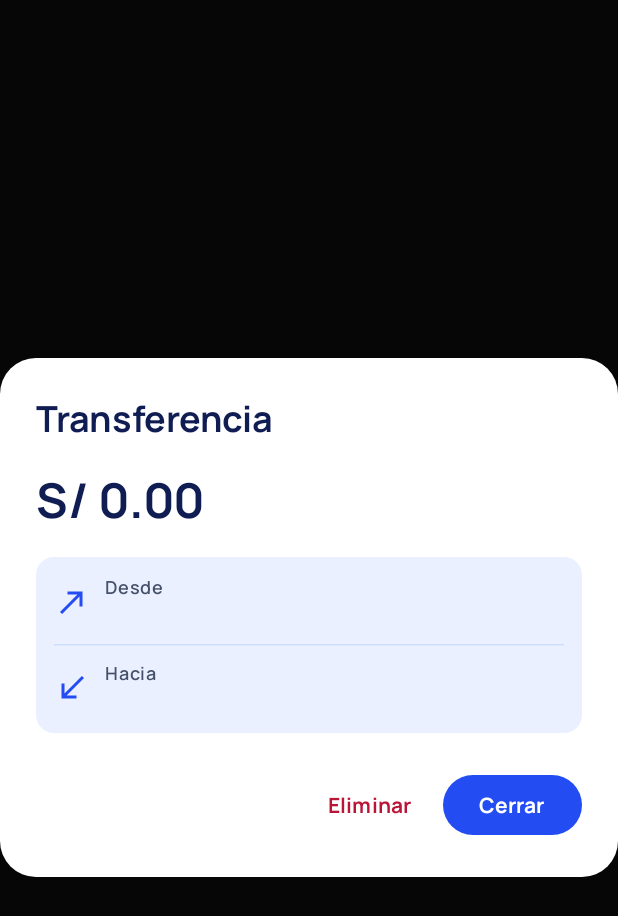
After one commit to Yhon-26/Franca_app, an Android app built with Jetpack Compose: the composable TransferDetailDialog called with empty values, on a phone screen of 412 x 824 dp. The commit adds this screen. Shown: the top 916 px of the screen. Run offline under Robolectric (Android 15) with nearby library versions, the phone set to English and light mode, and no system bars; 2 statements that could not run were skipped.

Commit message:
Rediseña la revisión BCP y el detalle de transferencias

```diff
--- a/app/src/main/AndroidManifest.xml
+++ b/app/src/main/AndroidManifest.xml
@@ -22,11 +22,12 @@
         </activity>
         <activity
             android:name=".receipts.BcpMailReviewActivity"
+            android:theme="@style/Theme.Franca.PaymentReview"
             android:exported="false"
             android:windowSoftInputMode="adjustResize" />
         <activity
             android:name=".notifications.YapeReviewActivity"
-            android:theme="@style/Theme.Franca.YapeReview"
+            android:theme="@style/Theme.Franca.PaymentReview"
             android:exported="false"
             android:windowSoftInputMode="adjustResize" />
         <!-- Android's notification player reads only the built-in tone files from this provider. -->
--- a/app/src/main/java/com/grafito/finanzas/ui/components/CategorySelector.kt
+++ b/app/src/main/java/com/grafito/finanzas/ui/components/CategorySelector.kt
@@ -31,7 +31,6 @@ import androidx.compose.ui.text.input.ImeAction
 import androidx.compose.ui.unit.dp
 import com.grafito.finanzas.data.CategoryEntity
 import com.grafito.finanzas.data.categoryNameKey
-import com.grafito.finanzas.ui.theme.Graphite
 import java.text.Collator
 import java.util.Locale
 
@@ -59,7 +58,7 @@ internal fun CategorySelector(
     BackHandler(enabled = expanded && enabled) { collapse() }
 
     Column(Modifier.fillMaxWidth(), verticalArrangement = Arrangement.spacedBy(6.dp)) {
-        Text("Categoría (opcional)", style = MaterialTheme.typography.labelLarge, color = Graphite.Secondary)
+        Text("Categoría (opcional)", style = MaterialTheme.typography.labelLarge, color = MaterialTheme.colorScheme.onSurfaceVariant)
         OutlinedButton(
             onClick = {
                 if (expanded) collapse()
@@ -74,7 +73,7 @@ internal fun CategorySelector(
                 stateDescription = if (expanded) "Expandida" else "Contraída"
             },
             shape = MaterialTheme.shapes.small,
-            colors = ButtonDefaults.outlinedButtonColors(contentColor = Graphite.Primary),
+            colors = ButtonDefaults.outlinedButtonColors(contentColor = MaterialTheme.colorScheme.onSurface),
             contentPadding = PaddingValues(horizontal = 12.dp, vertical = 8.dp)
         ) {
             Icon(current?.let(::categoryIcon) ?: Icons.Outlined.Category, null, Modifier.size(20.dp))
--- /dev/null
+++ b/app/src/main/java/com/grafito/finanzas/ui/components/TransferDetailDialog.kt
@@ -0,0 +1,96 @@
+package com.grafito.finanzas.ui.components
+
+import androidx.compose.foundation.layout.Arrangement
+import androidx.compose.foundation.layout.Column
+import androidx.compose.foundation.layout.Row
+import androidx.compose.foundation.layout.fillMaxWidth
+import androidx.compose.foundation.layout.padding
+import androidx.compose.foundation.rememberScrollState
+import androidx.compose.foundation.verticalScroll
+import androidx.compose.material.icons.Icons
+import androidx.compose.material.icons.outlined.NorthEast
+import androidx.compose.material.icons.outlined.SouthWest
+import androidx.compose.material3.AlertDialog
+import androidx.compose.material3.Button
+import androidx.compose.material3.ButtonDefaults
+import androidx.compose.material3.HorizontalDivider
+import androidx.compose.material3.Icon
+import androidx.compose.material3.MaterialTheme
+import androidx.compose.material3.Surface
+import androidx.compose.material3.Text
+import androidx.compose.material3.TextButton
+import androidx.compose.runtime.Composable
+import androidx.compose.ui.Alignment
+import androidx.compose.ui.Modifier
+import androidx.compose.ui.graphics.vector.ImageVector
+import androidx.compose.ui.semantics.contentDescription
+import androidx.compose.ui.semantics.semantics
+import androidx.compose.ui.unit.dp
+import com.grafito.finanzas.model.Money
+import com.grafito.finanzas.ui.theme.HomePalette
+
+@Composable
+internal fun TransferDetailDialog(
+    amountCents: Long,
+    from: String,
+    to: String,
+    note: String,
+    onClose: () -> Unit,
+    onDelete: () -> Unit
+) {
+    MaterialTheme(colorScheme = HomePalette.panelScheme) {
+        AlertDialog(
+            onDismissRequest = onClose,
+            containerColor = HomePalette.Paper,
+            title = { Text("Transferencia") },
+            text = {
+                Column(
+                    Modifier.fillMaxWidth().verticalScroll(rememberScrollState()),
+                    verticalArrangement = Arrangement.spacedBy(16.dp)
+                ) {
+                    Text(
+                        Money.format(amountCents),
+                        style = MaterialTheme.typography.headlineLarge.copy(fontFeatureSettings = "tnum"),
+                        color = HomePalette.Navy
+                    )
+                    Surface(
+                        modifier = Modifier.fillMaxWidth(),
+                        shape = MaterialTheme.shapes.small,
+                        color = HomePalette.NavSelection
+                    ) {
+                        Column(Modifier.padding(12.dp), verticalArrangement = Arrangement.spacedBy(10.dp)) {
+                            TransferAccount("Desde", from, Icons.Outlined.NorthEast)
+                            HorizontalDivider(color = HomePalette.Line)
+                            TransferAccount("Hacia", to, Icons.Outlined.SouthWest)
+                        }
+                    }
+                    if (note.isNotBlank()) {
+                        Column(verticalArrangement = Arrangement.spacedBy(4.dp)) {
+                            Text("Concepto", style = MaterialTheme.typography.labelMedium, color = HomePalette.Muted)
+                            Text(note, style = MaterialTheme.typography.bodyMedium, color = HomePalette.Ink)
+                        }
+                    }
+                }
+            },
+            confirmButton = { Button(onClick = onClose) { Text("Cerrar") } },
+            dismissButton = {
+                TextButton(
+                    onClick = onDelete,
+                    modifier = Modifier.semantics { contentDescription = "Eliminar transferencia" },
+                    colors = ButtonDefaults.textButtonColors(contentColor = HomePalette.Expense)
+                ) { Text("Eliminar") }
+            }
+        )
+    }
+}
+
+@Composable
+private fun TransferAccount(label: String, accountName: String, icon: ImageVector) {
+    Row(verticalAlignment = Alignment.CenterVertically, horizontalArrangement = Arrangement.spacedBy(10.dp)) {
+        Icon(icon, contentDescription = null, tint = HomePalette.Blue)
+        Column {
+            Text(label, style = MaterialTheme.typography.labelMedium, color = HomePalette.Muted)
+            Text(accountName, style = MaterialTheme.typography.titleSmall, color = HomePalette.Navy)
+        }
+    }
+}
--- a/app/src/main/res/values/styles.xml
+++ b/app/src/main/res/values/styles.xml
@@ -6,7 +6,7 @@
         <item name="android:navigationBarColor">#0E0E10</item>
         <item name="android:windowActionModeOverlay">true</item>
     </style>
-    <style name="Theme.Franca.YapeReview" parent="android:style/Theme.Material.Light.NoActionBar">
+    <style name="Theme.Franca.PaymentReview" parent="android:style/Theme.Material.Light.NoActionBar">
         <item name="android:windowBackground">@color/franca_panel_background</item>
         <item name="android:statusBarColor">@color/franca_panel_background</item>
         <item name="android:navigationBarColor">@color/franca_panel_background</item>
```
Also changed, not shown: app/src/main/java/com/grafito/finanzas/MainActivity.kt (+9 -13 lines), app/src/main/java/com/grafito/finanzas/receipts/BcpReceiptActivity.kt (+34 -13 lines), 3 other files.
